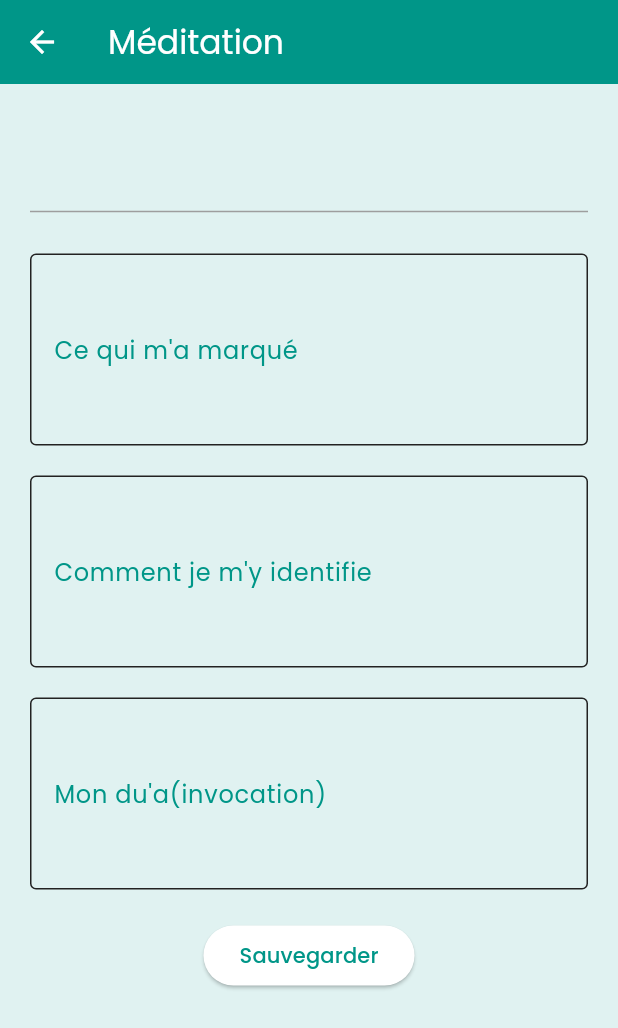
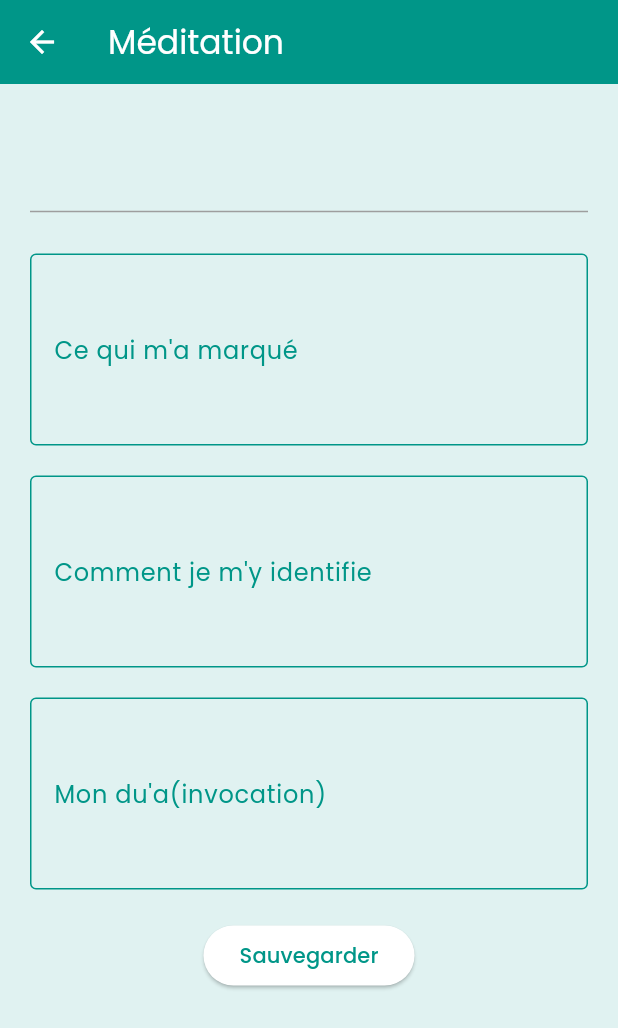
Before and after one commit to Thioro836/tadabbur_daily, a Flutter app: the JournalScreen screen opened directly with empty values, on a phone screen of 412 x 824 dp. Shown: the top 1028 px of the screen. Run offline on Flutter 3.47's test engine with Material 3 defaults, Android fonts, the light colour scheme and no system bars; our stand-ins replace flutter_local_notifications, google_fonts, hive, hive_flutter, just_audio, timezone; accounts and stored records are empty; network calls fail.

Commit message:
Update project configuration and main app

```diff
--- a/lib/main.dart
+++ b/lib/main.dart
@@ -61,8 +61,6 @@ class _TadabburAppState extends State<TadabburApp> {
       onPrimary: Colors.white,
       secondary: Color(0xFF00695C),
       onSecondary: Colors.white,
-      background: Color(0xFFE0F2F1),
-      onBackground: Color(0xFF222222),
       surface: Colors.white,
       onSurface: Colors.teal,
       error: Colors.red,
@@ -102,8 +100,6 @@ class _TadabburAppState extends State<TadabburApp> {
       onPrimary: Colors.black,
       secondary: Colors.tealAccent,
       onSecondary: Colors.black,
-      background: Color(0xFF121212),
-      onBackground: Color(0xFFE0E0E0),
       surface: Color(0xFF1E1E1E),
       onSurface: Colors.teal[200]!,
       error: Colors.redAccent,
```
Also changed, not shown: 3 other files.
